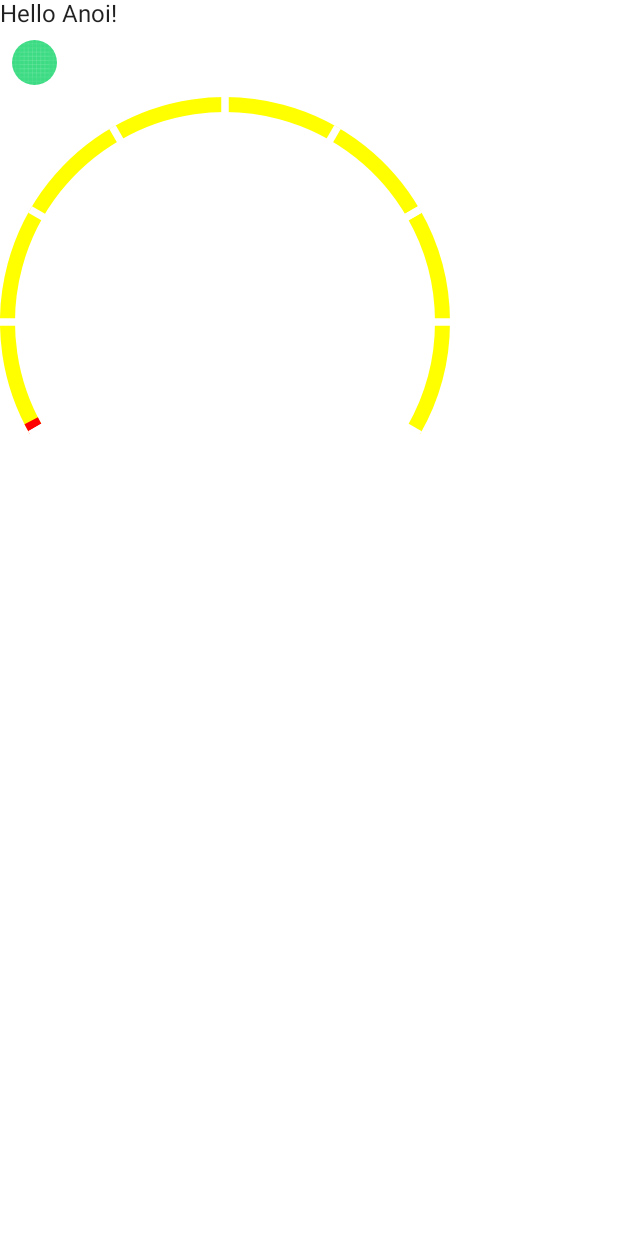
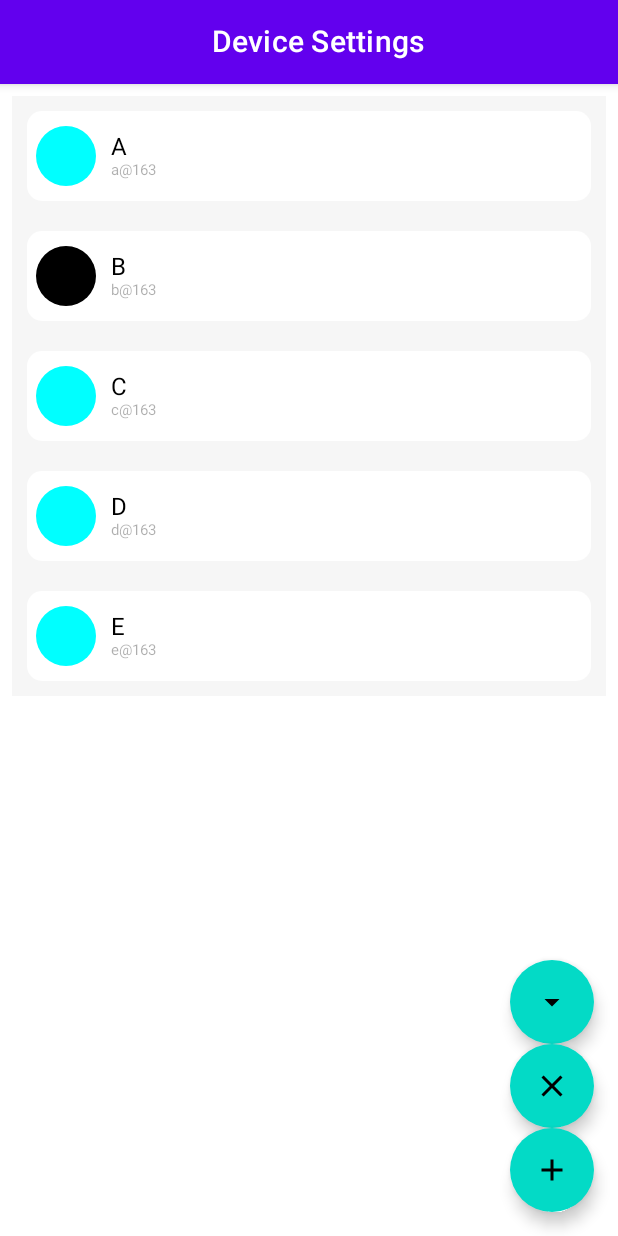
Before and after one commit to Hynsn/SimpleGallery, an Android app built with Jetpack Compose: the screen it shows after launch (MainActivity), on a phone screen of 412 x 824 dp. Run offline under Robolectric (Android 15) with nearby library versions, the phone set to English and light mode, and no system bars; libraries missing offline, so code that uses them is left out: com.google.accompanist.glide.

Commit message:
列表使用

```diff
--- a/app_kt/build.gradle
+++ b/app_kt/build.gradle
@@ -61,4 +61,9 @@
     androidTestImplementation 'androidx.test.espresso:espresso-core:3.3.0'
     androidTestImplementation "androidx.compose.ui:ui-test-junit4:$compose_version"
     debugImplementation "androidx.compose.ui:ui-tooling:$compose_version"
+    implementation "androidx.core:core-ktx:1.9.0"
+    implementation "org.jetbrains.kotlin:kotlin-stdlib-jdk7:$kotlin_version"
 }
+repositories {
+    mavenCentral()
+}
--- a/app_kt/src/main/java/com/example/app/Contact.kt
+++ b/app_kt/src/main/java/com/example/app/Contact.kt
@@ -1,9 +1,12 @@
 package com.example.app
 
+import androidx.compose.runtime.MutableState
 import androidx.compose.ui.graphics.Color
+import kotlinx.coroutines.flow.MutableStateFlow
 
 data class Contact(
+    val type:Int,
     val userIcon: Color,
     val userName:String,
-    val email:String
+    var email: MutableState<String>
 )
--- a/app_kt/src/main/java/com/example/app/MainActivity.kt
+++ b/app_kt/src/main/java/com/example/app/MainActivity.kt
@@ -8,22 +8,20 @@
 import android.widget.Toast
 import androidx.activity.ComponentActivity
 import androidx.activity.compose.setContent
-import androidx.compose.foundation.Canvas
-import androidx.compose.foundation.Image
-import androidx.compose.foundation.background
-import androidx.compose.foundation.clickable
+import androidx.compose.foundation.*
 import androidx.compose.foundation.layout.*
 import androidx.compose.foundation.lazy.LazyColumn
 import androidx.compose.foundation.lazy.LazyRow
 import androidx.compose.foundation.lazy.items
+import androidx.compose.foundation.lazy.rememberLazyListState
 import androidx.compose.foundation.shape.CircleShape
 import androidx.compose.foundation.shape.CornerSize
 import androidx.compose.foundation.shape.CutCornerShape
 import androidx.compose.foundation.shape.RoundedCornerShape
 import androidx.compose.material.*
-import androidx.compose.runtime.Composable
-import androidx.compose.runtime.mutableStateListOf
-import androidx.compose.runtime.mutableStateOf
+import androidx.compose.material.icons.Icons
+import androidx.compose.material.icons.filled.*
+import androidx.compose.runtime.*
 import androidx.compose.runtime.saveable.rememberSaveable
 import androidx.compose.runtime.snapshots.SnapshotStateList
 import androidx.compose.ui.Alignment
@@ -40,80 +38,214 @@
 import androidx.compose.ui.input.pointer.pointerInteropFilter
 import androidx.compose.ui.layout.ContentScale
 import androidx.compose.ui.platform.LocalContext
+import androidx.compose.ui.platform.LocalTextToolbar
 import androidx.compose.ui.res.painterResource
+import androidx.compose.ui.res.stringResource
 import androidx.compose.ui.text.TextStyle
+import androidx.compose.ui.text.style.TextAlign
 import androidx.compose.ui.tooling.preview.Preview
 import androidx.compose.ui.tooling.preview.PreviewParameter
 import androidx.compose.ui.tooling.preview.PreviewParameterProvider
+import androidx.compose.ui.unit.Dp
 import androidx.compose.ui.unit.TextUnit
 import androidx.compose.ui.unit.dp
 import androidx.compose.ui.unit.sp
+import androidx.compose.ui.window.DialogProperties
+import androidx.compose.ui.window.SecureFlagPolicy
 import com.example.app.ui.theme.SimpleGalleryTheme
 import com.google.accompanist.glide.rememberGlidePainter
+import kotlinx.coroutines.launch
 
 class MainActivity : ComponentActivity() {
     @ExperimentalComposeUiApi
     override fun onCreate(savedInstanceState: Bundle?) {
         super.onCreate(savedInstanceState)
         setContent {
-            Log.i("TAG", "setContent: ${this.javaClass}")
-            SimpleGalleryTheme {
-                Surface(color = MaterialTheme.colors.background) {
-                    Column(
-                        horizontalAlignment = Alignment.Start
-                    ) {
-                        Greeting("Anoi")
-//                        LazyRowItemsDemo()
-//                        DrawView2()
-                        LevelView()
-                    }
-                }
-            }
+//            Log.i("TAG", "setContent: ${this.javaClass}")
+//            SimpleGalleryTheme {
+//
+//            }
+            Greeting(name = "title", onBack = {
+                finish()
+            })
         }
     }
 }
 
 @Composable
-fun Greeting(name: String) {
-    Text(text = "Hello $name!")
-    Image(
-        painter = painterResource(id = R.drawable.ic_launcher_background),
-        contentDescription = "popular.title",
-        contentScale = ContentScale.Crop,
+fun Greeting(name: String, onBack: (() -> Unit)) {
+    val context = LocalContext.current
+    Scaffold(
+        topBar = {
+            TopAppBar(
+                title = {
+                    Text(
+                        text = stringResource(id = R.string.device_settings),
+                        modifier = Modifier.fillMaxWidth(),
+                        textAlign = TextAlign.Center,
+                        style = MaterialTheme.typography.h6
+                    )
+                }
+            )
+        },
+    ) {
+        LazyRowItemsDemo(it)
+    }
+}
+
+//    Image(
+//        painter = painterResource(id = R.drawable.ic_launcher_background),
+//        contentDescription = "popular.title",
+//        contentScale = ContentScale.Crop,
+//        modifier = Modifier
+//            .padding(8.dp)
+//            .size(30.dp)
+//            .clip(RoundedCornerShape(corner = CornerSize(16.dp)))
+//    )
+
+@SuppressLint("UnrememberedMutableState")
+@Composable
+fun LazyRowItemsDemo(it: PaddingValues) {
+    val list = mutableStateListOf<Contact>()
+    list.addAll(mockData())
+    val scope = rememberCoroutineScope()
+    val state = rememberLazyListState()
+    val alertDialog = remember { mutableStateOf(false) }
+
+
+//    for (i in 1..100) {
+//        list.add("项目 $i")
+//    }
+    // 指定宽度、高度
+    LazyColumn(
         modifier = Modifier
             .padding(8.dp)
-            .size(30.dp)
-            .clip(RoundedCornerShape(corner = CornerSize(16.dp)))
-    )
-}
+            .fillMaxWidth(),
+        state = state
+    ) {
+//        list.forEach { contact ->
+//            item {
+//                ContactListItem(contact)
+//            }
+//        }
+//        items(list) {
+//            ContactListItem(it)
+//        }
+        val longClicke:(Int)->(Unit) = {
+            alertDialog.value = true
+        }
+        list.forEachIndexed { index, contact ->
+            item {
+                ContactListItem(index, longClicke,contact)
+            }
+        }
+    }
+    showDialog(alertDialog)
 
-@Preview(showBackground = true)
-@Composable
-fun DefaultPreview() {
-    SimpleGalleryTheme {
-        Column(
-            modifier = Modifier.background(Color(0xFFE0FFE3)),
-            horizontalAlignment = Alignment.Start
-        ) {
-            Greeting("Anoi")
-            LazyRowItemsDemo()
+
+    //设置靠右下角
+    Column(
+        horizontalAlignment = Alignment.End,
+        verticalArrangement = Arrangement.Bottom,
+        modifier = Modifier
+            .fillMaxSize()
+            .padding(end = 16.dp, bottom = 16.dp)
+    ) {
+        FloatingActionButton(onClick = {
+            scope.launch {
+                list.removeLast()
+                val index = list.size - 1
+                state.scrollToItem(index)
+            }
+
+        }) {
+            Icon(
+                imageVector = Icons.Default.ArrowDropDown,
+                contentDescription = null
+            )
+        }
+        FloatingActionButton(onClick = {
+            list.first().email.value = "ddd"
+        }) {
+            Icon(
+                imageVector = Icons.Default.Clear,
+                contentDescription = null
+            )
+        }
+        FloatingActionButton(onClick = {
+            scope.launch {
+                //添加一个新的数据
+                val time = System.currentTimeMillis()
+                list.add(Contact(1, Color.Gray, time.toString(), mutableStateOf("test")))
+                val index = list.size - 1
+                state.scrollToItem(index)
+            }
+
+        }) {
+            Icon(
+                imageVector = Icons.Default.Add,
+                contentDescription = null
+            )
         }
     }
 }
 
+@OptIn(ExperimentalComposeUiApi::class)
 @Composable
-fun LazyRowItemsDemo() {
-    val list = mutableListOf<String>()
-    for (i in 1..100){
-        list.add("项目 $i")
-    }
-    // 指定宽度、高度
-    LazyColumn(modifier = Modifier
-        .padding(8.dp)
-        .fillMaxWidth()) {
-        items(list) {
-            Text(text = it,fontSize = TextUnit.Unspecified)
-        }
+private fun showDialog(alertDialog: MutableState<Boolean>) {
+    if (alertDialog.value) {
+        AlertDialog(
+            //当用户尝试通过单击外部或按下后退按钮来关闭对话框时执行。单击关闭按钮时不会调用此方法。
+            onDismissRequest = {
+                alertDialog.value = false
+            },
+            //对话框的标题，它应该指定对话框的目的。标题不是强制性的，因为文本中可能有足够的信息。提供的文本样式默认为 Typography.h6
+            title = {
+                Text(text = "弹了个框")
+            },
+            //显示有关对话框目的的详细信息的文本。提供的文本样式默认为 Typography.body1
+            text = {
+                Text(
+                    "是否获得屠龙宝刀一把" + "\n" +
+                            "是否获得倚天神剑一把"
+                )
+            },
+            //一个按钮，用于确认的操作，从而解决触发对话框的原因。该对话框不会为此按钮设置任何事件，因此它们需要由调用者设置。null则不显示
+            confirmButton = {
+                TextButton(
+                    onClick = {
+                        alertDialog.value = false
+                    }
+                ) {
+                    Text("确认获取")
+                }
+            },
+            //用于关闭对话框的按钮。该对话框不会为此按钮设置任何事件，因此它们需要由调用者设置,null则不显示
+            dismissButton = {
+                TextButton(
+                    onClick = {
+                        alertDialog.value = false
+                    }
+                ) {
+                    Text("大可不必")
+                }
+            },
+            //对话框的背景颜色
+            backgroundColor = Color.Gray,
+            //此对话框为其子级提供的首选内容颜色。
+            contentColor = Color.Red,
+            //平台特定的属性，以进一步配置对话框
+            properties = DialogProperties(
+                //是否可以通过按下后退按钮来关闭对话框。 如果为 true，按下后退按钮将调用 onDismissRequest。
+                dismissOnBackPress = true,
+                //是否可以通过在对话框边界外单击来关闭对话框。 如果为 true，单击对话框外将调用 onDismissRequest
+                dismissOnClickOutside = true,
+                //用于在对话框窗口上设置 WindowManager.LayoutParams.FLAG_SECURE 的策略。
+                securePolicy = SecureFlagPolicy.Inherit,
+                //对话框内容的宽度是否应限制为平台默认值，小于屏幕宽度。
+                usePlatformDefaultWidth = true
+            )
+        )
     }
 }
 
@@ -137,7 +269,7 @@
         )
         Column(
             modifier = Modifier.background(Color(0xFFE0FFE3)),
-            horizontalAlignment = Alignment.Start
+            horizontalAlignment = Alignment.End
         ) {
             Row(
                 modifier = Modifier.background(Color(0xFFFFE5E0)),
@@ -237,7 +369,7 @@
 fun BoxLayout() {
     Box(modifier = Modifier.size(200.dp)) {
         Text(
-            text = "", modifier = Modifier
+            text = "测试2", modifier = Modifier
                 .background(Color(0xFF063142))
                 .fillMaxSize()
         )
@@ -247,7 +379,7 @@
             horizontalAlignment = Alignment.CenterHorizontally
         ) {
             Text(
-                text = "",
+                text = "测试",
                 modifier = Modifier
                     .size(
                         100.dp, 100.dp
@@ -258,9 +390,12 @@
     }
 }
 
+
+@OptIn(ExperimentalFoundationApi::class)
 @Composable
 fun ContactListItem(
-    @PreviewParameter(ContactDefault::class) contact: Contact
+    index: Int,onLongClick: ((Int) -> Unit)?,
+    @PreviewParameter(ContactDefault::class) contact: Contact,
 ) {
     val context = LocalContext.current
     Row(
@@ -270,14 +405,29 @@
             .height(60.dp)
             .fillMaxWidth()
             .background(Color.White, RoundedCornerShape(10.dp))
-            .clickable {
+            .combinedClickable(onLongClick = {
+                onLongClick?.invoke(index)
+//                Toast
+//                    .makeText(context, "$index 长按操作", Toast.LENGTH_SHORT)
+//                    .show()
+            }, onDoubleClick = {
                 Toast
-                    .makeText(context, "contact:${contact.toString()}", Toast.LENGTH_SHORT)
+                    .makeText(context, "双击操作", Toast.LENGTH_SHORT)
                     .show()
-            }
+            }, onClick = {
+                Toast
+                    .makeText(context, "点击操作", Toast.LENGTH_SHORT)
+                    .show()
+            })
+//            .clickable {
+//                Toast
+//                    .makeText(context, "contact:${contact.toString()}", Toast.LENGTH_SHORT)
+//                    .show()
+//            }
             .padding(6.dp),
         verticalAlignment = Alignment.CenterVertically
     ) {
+
         Text(
             text = "",
             modifier = Modifier
@@ -286,9 +436,10 @@
         )
         Column(Modifier.padding(10.dp, 0.dp, 0.dp, 0.dp)) {
             Text(text = contact.userName, fontSize = 16.sp)
-            Text(text = contact.email, fontSize = 10.sp, color = Color(0x52030303))
+            Text(text = contact.email.value, fontSize = 10.sp, color = Color(0x52030303))
         }
     }
+
 }
 
 @Preview
@@ -297,22 +448,22 @@
     val dataSource = mockData()
     SimpleGalleryTheme() {
         LazyColumn() {
-            dataSource.forEach { contact ->
+            dataSource.forEachIndexed { index, contact ->
                 item {
-                    ContactListItem(contact)
+                    ContactListItem(index, null,contact)
                 }
             }
         }
     }
 }
 
-fun mockData() : List<Contact>{
+fun mockData(): List<Contact> {
     val list = mutableListOf<Contact>()
-    list.add(Contact(Color.Cyan,"A","a@163"))
-    list.add(Contact(Color.Black,"B","b@163"))
-    list.add(Contact(Color.Cyan,"C","c@163"))
-    list.add(Contact(Color.Cyan,"D","d@163"))
-    list.add(Contact(Color.Cyan,"E","e@163"))
+    list.add(Contact(1, Color.Cyan, "A", mutableStateOf("a@163")))
+    list.add(Contact(2, Color.Black, "B", mutableStateOf("b@163")))
+    list.add(Contact(3, Color.Cyan, "C", mutableStateOf("c@163")))
+    list.add(Contact(4, Color.Cyan, "D", mutableStateOf("d@163")))
+    list.add(Contact(5, Color.Cyan, "E", mutableStateOf("e@163")))
     return list
 }
 
--- a/app_kt/src/main/res/values/strings.xml
+++ b/app_kt/src/main/res/values/strings.xml
@@ -1,3 +1,6 @@
 <resources>
     <string name="app_name">GalleryApp</string>
+    <string name="device_settings">Device Settings</string>
+    <string name="back">back</string>
+
 </resources>
--- a/build.gradle
+++ b/build.gradle
@@ -1,6 +1,7 @@
 // Top-level build file where you can add configuration options common to all sub-projects/modules.
 
 buildscript {
+    ext.kotlin_version = '1.7.0'
     ext {
         compose_version = '1.2.0'
     }
@@ -19,6 +20,7 @@
         // NOTE: Do not place your application dependencies here; they belong
         // in the individual module build.gradle files
         classpath 'com.gradle:build-scan-plugin:1.16'
+        classpath "org.jetbrains.kotlin:kotlin-gradle-plugin:$kotlin_version"
         //classpath 'com.uber:okbuck:0.52.0'
     }
 }
```
Also changed, not shown: gradle/wrapper/gradle-wrapper.properties.
